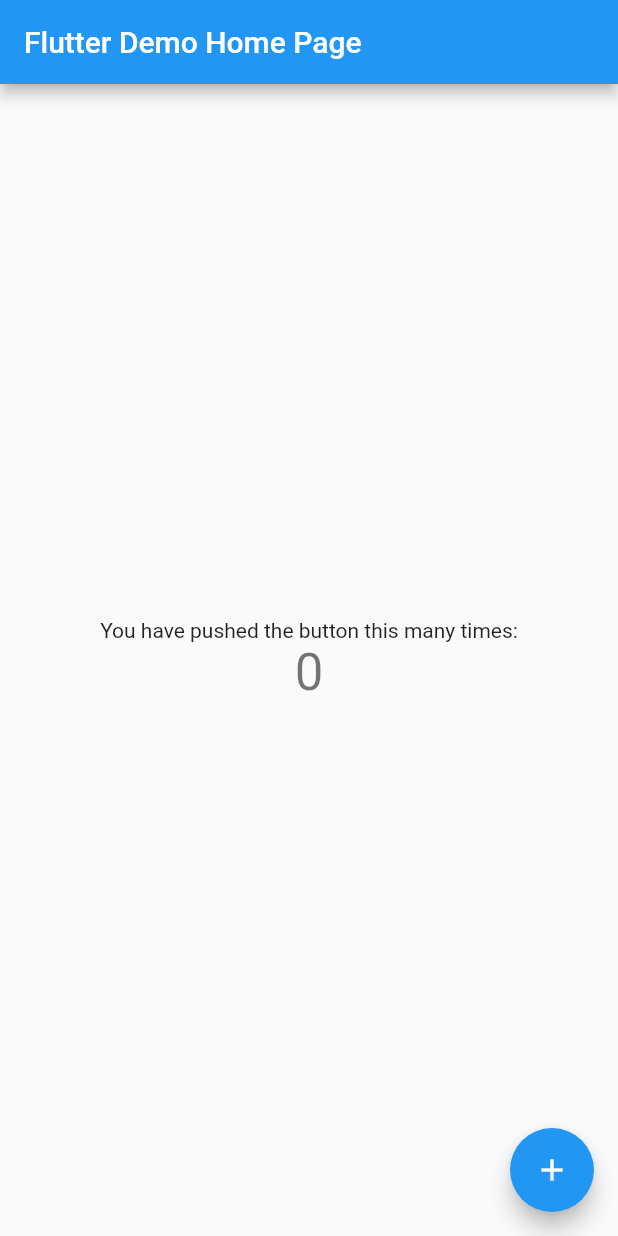
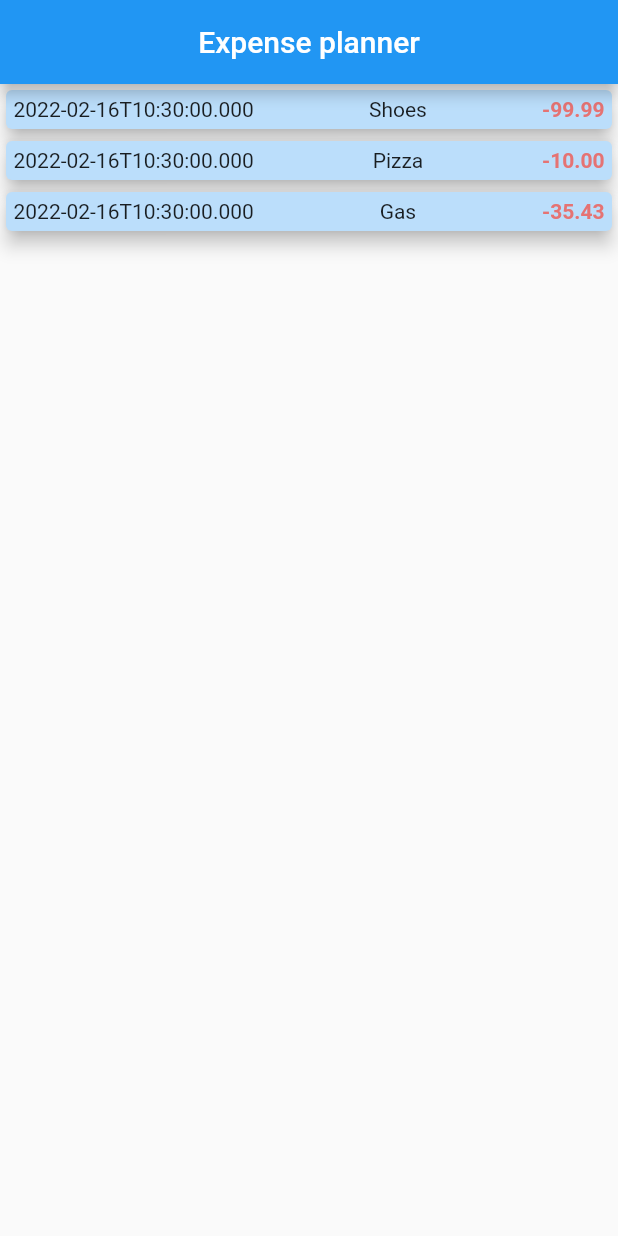
Before and after one commit to jasaplohl/expense_planner, a Flutter app: the screen it shows after launch, on a phone screen of 412 x 824 dp. Run offline on Flutter 3.47's test engine with Material 2 defaults, Android fonts, the phone set to English and light mode, and no system bars.

Commit message:
Added a transaction object and card.

```diff
--- a/lib/main.dart
+++ b/lib/main.dart
@@ -1,115 +1,34 @@
 import 'package:flutter/material.dart';
 
+import './transaction.dart';
+import './transaction_card.dart';
+
 void main() {
-  runApp(const MyApp());
+  runApp(App());
 }
 
-class MyApp extends StatelessWidget {
-  const MyApp({Key? key}) : super(key: key);
+class App extends StatelessWidget {
 
-  // This widget is the root of your application.
+  final List<Transaction> transactions = [
+    Transaction(title: "Shoes", amount: 99.99, timeStamp: DateTime.now()),
+    Transaction(title: "Pizza", amount: 10.00, timeStamp: DateTime.now()),
+    Transaction(title: "Gas", amount: 35.43, timeStamp: DateTime.now()),
+  ];
+
   @override
   Widget build(BuildContext context) {
     return MaterialApp(
-      title: 'Flutter Demo',
-      theme: ThemeData(
-        // This is the theme of your application.
-        //
-        // Try running your application with "flutter run". You'll see the
-        // application has a blue toolbar. Then, without quitting the app, try
-        // changing the primarySwatch below to Colors.green and then invoke
-        // "hot reload" (press "r" in the console where you ran "flutter run",
-        // or simply save your changes to "hot reload" in a Flutter IDE).
-        // Notice that the counter didn't reset back to zero; the application
-        // is not restarted.
-        primarySwatch: Colors.blue,
-      ),
-      home: const MyHomePage(title: 'Flutter Demo Home Page'),
+      home: Scaffold(
+        appBar: AppBar(centerTitle: true, title: Text("Expense planner"),),
+        body: Column(
+          children: <Widget>[
+            ...transactions.map((transaction) {
+              return TransactionCard(transaction);
+            })
+          ],
+        ),
+      )
     );
   }
+
 }
-
-class MyHomePage extends StatefulWidget {
-  const MyHomePage({Key? key, required this.title}) : super(key: key);
-
-  // This widget is the home page of your application. It is stateful, meaning
-  // that it has a State object (defined below) that contains fields that affect
-  // how it looks.
-
-  // This class is the configuration for the state. It holds the values (in this
-  // case the title) provided by the parent (in this case the App widget) and
-  // used by the build method of the State. Fields in a Widget subclass are
-  // always marked "final".
-
-  final String title;
-
-  @override
-  State<MyHomePage> createState() => _MyHomePageState();
-}
-
-class _MyHomePageState extends State<MyHomePage> {
-  int _counter = 0;
-
-  void _incrementCounter() {
-    setState(() {
-      // This call to setState tells the Flutter framework that something has
-      // changed in this State, which causes it to rerun the build method below
-      // so that the display can reflect the updated values. If we changed
-      // _counter without calling setState(), then the build method would not be
-      // called again, and so nothing would appear to happen.
-      _counter++;
-    });
-  }
-
-  @override
-  Widget build(BuildContext context) {
-    // This method is rerun every time setState is called, for instance as done
-    // by the _incrementCounter method above.
-    //
-    // The Flutter framework has been optimized to make rerunning build methods
-    // fast, so that you can just rebuild anything that needs updating rather
-    // than having to individually change instances of widgets.
-    return Scaffold(
-      appBar: AppBar(
-        // Here we take the value from the MyHomePage object that was created by
-        // the App.build method, and use it to set our appbar title.
-        title: Text(widget.title),
-      ),
-      body: Center(
-        // Center is a layout widget. It takes a single child and positions it
-        // in the middle of the parent.
-        child: Column(
-          // Column is also a layout widget. It takes a list of children and
-          // arranges them vertically. By default, it sizes itself to fit its
-          // children horizontally, and tries to be as tall as its parent.
-          //
-          // Invoke "debug painting" (press "p" in the console, choose the
-          // "Toggle Debug Paint" action from the Flutter Inspector in Android
-          // Studio, or the "Toggle Debug Paint" command in Visual Studio Code)
-          // to see the wireframe for each widget.
-          //
-          // Column has various properties to control how it sizes itself and
-          // how it positions its children. Here we use mainAxisAlignment to
-          // center the children vertically; the main axis here is the vertical
-          // axis because Columns are vertical (the cross axis would be
-          // horizontal).
-          mainAxisAlignment: MainAxisAlignment.center,
-          children: <Widget>[
-            const Text(
-              'You have pushed the button this many times:',
-            ),
-            Text(
-              '$_counter',
-              style: Theme.of(context).textTheme.headline4,
-            ),
-          ],
-        ),
-      ),
-      floatingActionButton: FloatingActionButton(
-        onPressed: _incrementCounter,
-        tooltip: 'Increment',
-        child: const Icon(Icons.add),
-      ), // This trailing comma makes auto-formatting nicer for build methods.
-    );
-  }
-}
--- /dev/null
+++ b/lib/transaction.dart
@@ -0,0 +1,16 @@
+import 'package:uuid/uuid.dart';
+
+class Transaction {
+  String? id;
+  final String title;
+  final double amount;
+  final DateTime timeStamp;
+
+  Transaction({
+    required this.title,
+    required this.amount,
+    required this.timeStamp
+  }){
+    id = const Uuid().v4();
+  }
+}
--- /dev/null
+++ b/lib/transaction_card.dart
@@ -0,0 +1,44 @@
+import 'package:flutter/material.dart';
+
+import './transaction.dart';
+
+class TransactionCard extends StatelessWidget {
+
+  final Transaction transaction;
+  final TextStyle amountStyle = TextStyle(
+    color: Colors.red[300],
+    fontWeight: FontWeight.bold
+  );
+  final EdgeInsets margin = const EdgeInsets.all(5);
+
+  TransactionCard(this.transaction);
+
+  @override
+  Widget build(BuildContext context) {
+    return Card(
+      child: Row(
+        mainAxisAlignment: MainAxisAlignment.spaceBetween,
+        children: [
+          Container(
+            margin: margin,
+            child: Text(transaction.timeStamp.toIso8601String()),
+          ),
+          Container(
+            margin: margin,
+            child: Text(transaction.title),
+          ),
+          Container(
+            margin: margin,
+            child: Text(
+              "-" + transaction.amount.toStringAsFixed(2),
+              style: amountStyle,
+            ),
+          )
+        ],
+      ),
+      elevation: 5,
+      color: Colors.blue[100],
+    );
+  }
+
+}
--- a/pubspec.yaml
+++ b/pubspec.yaml
@@ -34,6 +34,7 @@ dependencies:
   # The following adds the Cupertino Icons font to your application.
   # Use with the CupertinoIcons class for iOS style icons.
   cupertino_icons: ^1.0.2
+  uuid: ^3.0.5
 
 dev_dependencies:
   flutter_test:
```
Also changed, not shown: pubspec.lock, 1 other file.
